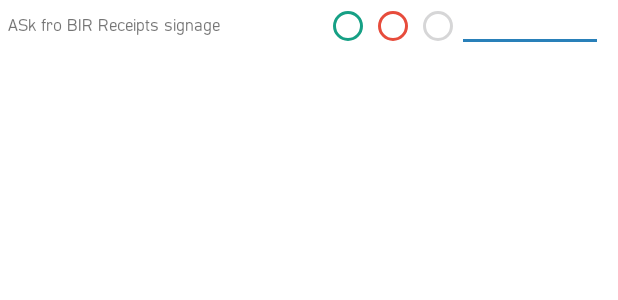
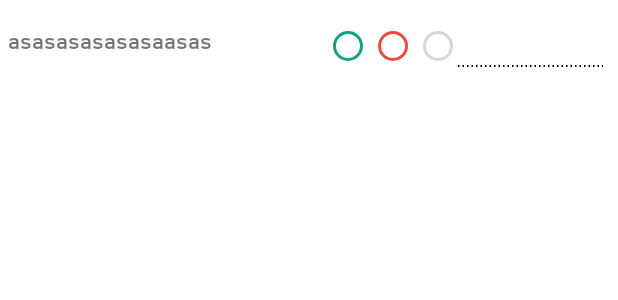
Before and after one commit to ronnelraz/swinePC, an Android app: the layout list_checklist_items.xml on its own in the app's theme, with its tools: preview values and no code run, on a phone screen of 412 x 824 dp. Shown: the top 300 px of the screen. Run offline under Robolectric (Android 15) with nearby library versions, the phone set to English and light mode, and no system bars; network calls fail.

Commit message:
2022/04/11 morning

```diff
--- /dev/null
+++ b/app/src/main/res/drawable/edit_text_dot.xml
@@ -0,0 +1,20 @@
+<?xml version="1.0" encoding="utf-8"?>
+<layer-list xmlns:android="http://schemas.android.com/apk/res/android">
+
+    <item
+        android:bottom="1dp"
+        android:left="-2dp"
+        android:right="-2dp"
+        android:top="-2dp">
+        <shape android:shape="rectangle">
+
+            <stroke
+                android:width="1dp"
+                android:color="@android:color/black"
+                android:dashGap="2dp"
+                android:dashWidth="1dp">
+            </stroke>
+
+        </shape>
+    </item>
+</layer-list>
--- a/app/src/main/res/layout/checklist_header.xml
+++ b/app/src/main/res/layout/checklist_header.xml
@@ -4,7 +4,7 @@
     android:layout_width="match_parent"
     android:gravity="center"
     android:background="@color/white"
-    android:layout_height="60dp">
+    android:layout_height="wrap_content">
 
 
     <TextView
@@ -12,7 +12,7 @@
         android:layout_width="0dp"
         android:layout_height="wrap_content"
         android:layout_weight="2"
-        android:text="GUIDE CHECKLIST"
+
         android:textColor="@color/black"
         android:fontFamily="@font/cpf_imm_sook_semibold"
         android:textSize="18sp"/>
--- a/app/src/main/res/layout/list_checklist_items.xml
+++ b/app/src/main/res/layout/list_checklist_items.xml
@@ -1,5 +1,7 @@
 <?xml version="1.0" encoding="utf-8"?>
 <LinearLayout xmlns:android="http://schemas.android.com/apk/res/android"
+    android:layout_marginTop="5dp"
+    android:layout_marginBottom="5dp"
     android:orientation="horizontal"
     android:layout_width="match_parent"
     android:gravity="center"
@@ -7,26 +9,20 @@
     android:layout_height="wrap_content">
 
 
-    <LinearLayout
+
+    <TextView
+        android:layout_marginTop="3dp"
+        android:id="@+id/itemDetails"
+        android:fontFamily="@font/cpf_imm_sook_semibold"
         android:layout_marginLeft="5dp"
         android:layout_width="0dp"
         android:layout_height="wrap_content"
         android:layout_weight="2.4"
-        android:textSize="20sp"
-        android:orientation="vertical">
-
-        <TextView
-            android:id="@+id/itemDetails"
-            android:fontFamily="@font/cpf_imm_sook_regular"
-            android:layout_width="match_parent"
-            android:layout_height="wrap_content"
-            android:singleLine="true"
-            android:text="ASk fro BIR Receipts signage"/>
-
-
-    </LinearLayout>
+        android:textSize="18sp"
+        android:text="asasasasasasaasas"/>
 
     <LinearLayout
+        android:layout_gravity="bottom"
         android:layout_width="0dp"
         android:layout_height="wrap_content"
         android:layout_weight="1"
@@ -63,6 +59,7 @@
 
 
     <LinearLayout
+        android:layout_gravity="bottom"
         android:layout_marginRight="10dp"
         android:layout_width="0dp"
         android:layout_height="wrap_content"
@@ -73,12 +70,14 @@
 
 
        <EditText
+           android:isScrollContainer="true"
+           android:background="@drawable/edit_text_dot"
            android:id="@+id/item_remarks"
-           android:textSize="12sp"
+           android:textSize="18sp"
            android:fontFamily="@font/cpf_imm_sook_regular"
-           android:gravity="top"
+           android:gravity="bottom"
            android:layout_width="match_parent"
-           android:layout_height="wrap_content"/>
+           android:layout_height="40dp"/>
 
     </LinearLayout>
 
--- a/app/src/main/res/layout/sub_details_main_header.xml
+++ b/app/src/main/res/layout/sub_details_main_header.xml
@@ -4,7 +4,9 @@
     android:layout_height="wrap_content"
     xmlns:tools="http://schemas.android.com/tools"
     android:textColor="@color/black"
-    android:fontFamily="@font/cpf_imm_sook_regular"
+    android:fontFamily="@font/cpf_imm_sook_bold"
     android:id="@+id/sub_details_header"
-    android:layout_marginLeft="10dp"
+    android:paddingLeft="5dp"
+    android:textSize="18sp"
+    android:paddingTop="10dp"
     tools:text="A. COMPLIANCE TO REGULATORY AUTHORITY\r\n   Permits are displayed in an easy to see area of the business premises." />
```
Also changed, not shown: app/src/main/java/com/ronnelrazo/physical_counting/fragment/Tab_checklist.java (+2 -8 lines), app/src/main/res/layout-land/checklist_header.xml (added, +64 -0 lines), app/src/main/res/layout/main_topic.xml (+6 -5 lines), 82 other files.
